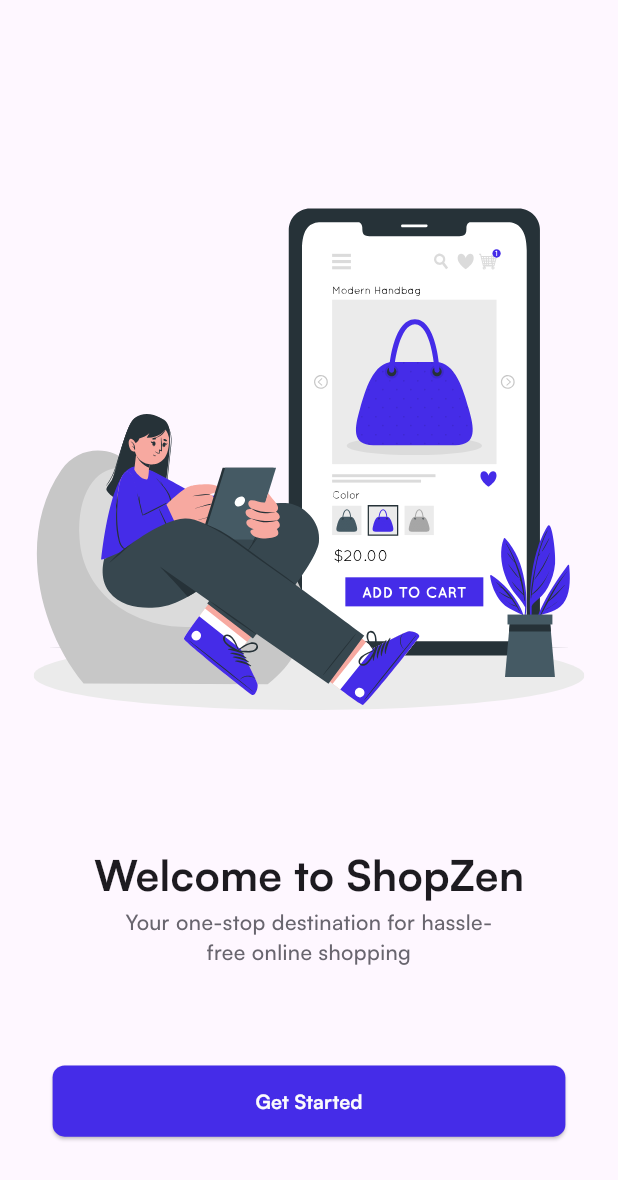
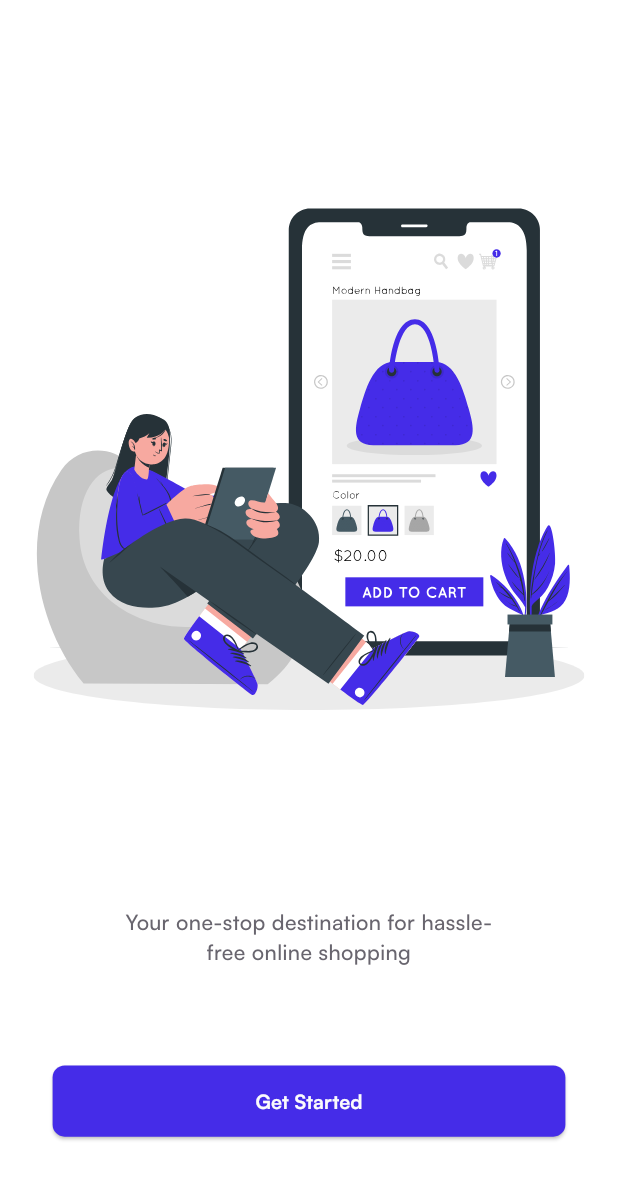
Before and after one commit to aymanshawqi360/ShopZen, a Flutter app: the screen it shows after launch, on a phone screen of 412 x 824 dp. Shown: the top 1180 px of the screen. Run offline on Flutter 3.47's test engine with Material 3 defaults, Android fonts, the phone set to English and light mode, and no system bars; our stand-ins replace flutter_screenutil, flutter_svg, go_router.

Commit message:
-update shopzen_app

```diff
--- a/lib/shopzen_app.dart
+++ b/lib/shopzen_app.dart
@@ -2,6 +2,7 @@
 import 'package:flutter_screenutil/flutter_screenutil.dart';
 import 'package:shopzen/core/constants/app_constants.dart';
 import 'package:shopzen/core/routing/app_router.dart';
+import 'package:shopzen/core/utils/app_theme.dart';
 
 class ShopzenApp extends StatelessWidget {
   const ShopzenApp({super.key});
@@ -18,10 +19,11 @@
           debugShowCheckedModeBanner: AppConstants.debugShowCheckedModeBanner,
           // title: 'First Method',
           // You can use the library anywhere in the app even in theme
-          // theme: ThemeData(
-          //   primarySwatch: Colors.blue,
-          //   textTheme: Typography.englishLike2018.apply(fontSizeFactor: 1.sp),
-          // ),
+
+          theme: AppTheme.darkTheme,
+
+          darkTheme: AppTheme.lightTheme,
+          themeMode: ThemeMode.system,
           routerConfig: RoutGenerator.mainAppRouter,
         );
       },
```
